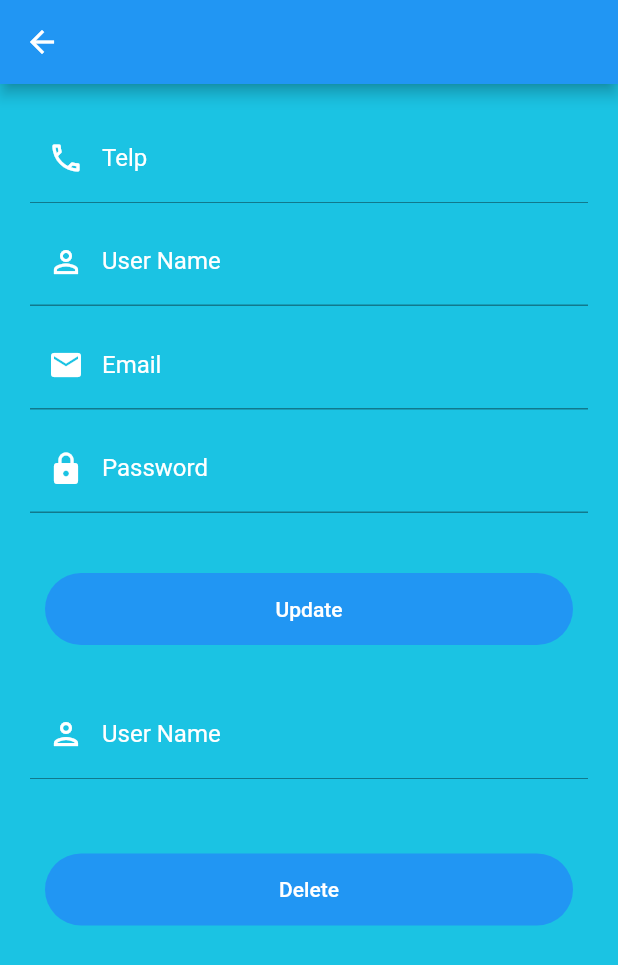
After one commit to muhfauzidk/Gasku-Flutter, a Flutter app: the profile screen opened directly, on a phone screen of 412 x 824 dp. The commit adds this screen. Shown: the top 965 px of the screen. Run offline on Flutter 3.47's test engine with Material 2 defaults, Android fonts, the phone set to English and light mode, and no system bars; our stand-ins replace flutter_chat_bubble, flutter_svg, shared_preferences, sqflite, toast; accounts and stored records are empty; project files that could hold a hidden picture were left out.

Commit message:
Update profile page

```diff
--- a/lib/Screens/HomeScreen.dart
+++ b/lib/Screens/HomeScreen.dart
@@ -4,6 +4,7 @@ import 'package:gasku/Comm/genTextFormField.dart';
 import 'package:gasku/DatabaseHandler/DbHelper.dart';
 import 'package:gasku/Model/UserModel.dart';
 import 'package:gasku/Screens/LoginForm.dart';
+import 'package:gasku/Screens/profile.dart';
 import 'package:gasku/Screens/profile_pic.dart';
 import 'package:gasku/Screens/pesanGas.dart';
 import 'package:gasku/Screens/kemitraan.dart';
@@ -132,7 +133,14 @@ class _HomeScreenState extends State<HomeScreen> {
                   ),
                   iconSize: 50,
                   onPressed: () {
-
+                    Navigator.push(
+                      context,
+                      MaterialPageRoute(
+                        builder: (context) {
+                          return profile();
+                        },
+                      )
+                    );
                   },
                 ),
 
--- /dev/null
+++ b/lib/Screens/profile.dart
@@ -0,0 +1,197 @@
+import 'package:flutter/material.dart';
+import 'package:gasku/Comm/comHelper.dart';
+import 'package:gasku/Comm/genTextFormField.dart';
+import 'package:gasku/DatabaseHandler/DbHelper.dart';
+import 'package:gasku/Model/UserModel.dart';
+import 'package:gasku/Screens/LoginForm.dart';
+import 'package:shared_preferences/shared_preferences.dart';
+
+class profile extends StatefulWidget {
+  @override
+  _profileState createState() => _profileState();
+}
+
+class _profileState extends State<profile> {
+  final _formKey = new GlobalKey<FormState>();
+  Future<SharedPreferences> _pref = SharedPreferences.getInstance();
+
+  DbHelper dbHelper;
+  final _conUserId = TextEditingController();
+  final _conDelUserId = TextEditingController();
+  final _conUserName = TextEditingController();
+  final _conEmail = TextEditingController();
+  final _conPassword = TextEditingController();
+
+  @override
+  void initState() {
+    super.initState();
+    getUserData();
+
+    dbHelper = DbHelper();
+  }
+
+  Future<void> getUserData() async {
+    final SharedPreferences sp = await _pref;
+
+    setState(() {
+      _conUserId.text = sp.getString("user_id");
+      _conDelUserId.text = sp.getString("user_id");
+      _conUserName.text = sp.getString("user_name");
+      _conEmail.text = sp.getString("email");
+      _conPassword.text = sp.getString("password");
+    });
+  }
+
+  update() async {
+    String uid = _conUserId.text;
+    String uname = _conUserName.text;
+    String email = _conEmail.text;
+    String passwd = _conPassword.text;
+
+    if (_formKey.currentState.validate()) {
+      _formKey.currentState.save();
+
+      UserModel user = UserModel(uid, uname, email, passwd);
+      await dbHelper.updateUser(user).then((value) {
+        if (value == 1) {
+          alertDialog(context, "Successfully Updated");
+
+          updateSP(user, true).whenComplete(() {
+            Navigator.pushAndRemoveUntil(
+                context,
+                MaterialPageRoute(builder: (_) => LoginForm()),
+                (Route<dynamic> route) => false);
+          });
+        } else {
+          alertDialog(context, "Error Update");
+        }
+      }).catchError((error) {
+        print(error);
+        alertDialog(context, "Error");
+      });
+    }
+  }
+
+  delete() async {
+    String delUserID = _conDelUserId.text;
+
+    await dbHelper.deleteUser(delUserID).then((value) {
+      if (value == 1) {
+        alertDialog(context, "Successfully Deleted");
+
+        updateSP(null, false).whenComplete(() {
+          Navigator.pushAndRemoveUntil(
+              context,
+              MaterialPageRoute(builder: (_) => LoginForm()),
+              (Route<dynamic> route) => false);
+        });
+      }
+    });
+  }
+
+  Future updateSP(UserModel user, bool add) async {
+    final SharedPreferences sp = await _pref;
+
+    if (add) {
+      sp.setString("user_name", user.user_name);
+      sp.setString("email", user.email);
+      sp.setString("password", user.password);
+    } else {
+      sp.remove('user_id');
+      sp.remove('user_name');
+      sp.remove('email');
+      sp.remove('password');
+    }
+  }
+
+  @override
+  Widget build(BuildContext context) {
+    return Scaffold(
+      appBar: AppBar(
+
+      ),
+      body: Form(
+        key: _formKey,
+        child: SingleChildScrollView(
+          scrollDirection: Axis.vertical,
+          child: Container(
+            margin: EdgeInsets.only(top: 20.0),
+            child: Center(
+              child: Column(
+                mainAxisAlignment: MainAxisAlignment.center,
+                children: [
+                  //Update
+                  getTextFormField(
+                      controller: _conUserId,
+                      isEnable: false,
+                      icon: Icons.phone_outlined,
+                      hintName: 'Telp'),
+                  SizedBox(height: 10.0),
+                  getTextFormField(
+                      controller: _conUserName,
+                      icon: Icons.person_outline,
+                      inputType: TextInputType.name,
+                      hintName: 'User Name'),
+                  SizedBox(height: 10.0),
+                  getTextFormField(
+                      controller: _conEmail,
+                      icon: Icons.email,
+                      inputType: TextInputType.emailAddress,
+                      hintName: 'Email'),
+                  SizedBox(height: 10.0),
+                  getTextFormField(
+                    controller: _conPassword,
+                    icon: Icons.lock,
+                    hintName: 'Password',
+                    isObscureText: true,
+                  ),
+                  SizedBox(height: 10.0),
+                  Container(
+                    margin: EdgeInsets.all(30.0),
+                    width: double.infinity,
+                    child: FlatButton(
+                      child: Text(
+                        'Update',
+                        style: TextStyle(color: Colors.white),
+                      ),
+                      onPressed: update,
+                    ),
+                    decoration: BoxDecoration(
+                      color: Colors.blue,
+                      borderRadius: BorderRadius.circular(30.0),
+                    ),
+                  ),
+
+                  //Delete
+
+                  getTextFormField(
+                      controller: _conUserName,
+                      isEnable: false,
+                      icon: Icons.person_outlined,
+                      hintName: 'User Name'),
+                  SizedBox(height: 10.0),
+                  SizedBox(height: 10.0),
+                  Container(
+                    margin: EdgeInsets.all(30.0),
+                    width: double.infinity,
+                    child: FlatButton(
+                      child: Text(
+                        'Delete',
+                        style: TextStyle(color: Colors.white),
+                      ),
+                      onPressed: delete,
+                    ),
+                    decoration: BoxDecoration(
+                      color: Colors.blue,
+                      borderRadius: BorderRadius.circular(30.0),
+                    ),
+                  ),
+                ],
+              ),
+            ),
+          ),
+        ),
+      ),
+    );
+  }
+}
```
